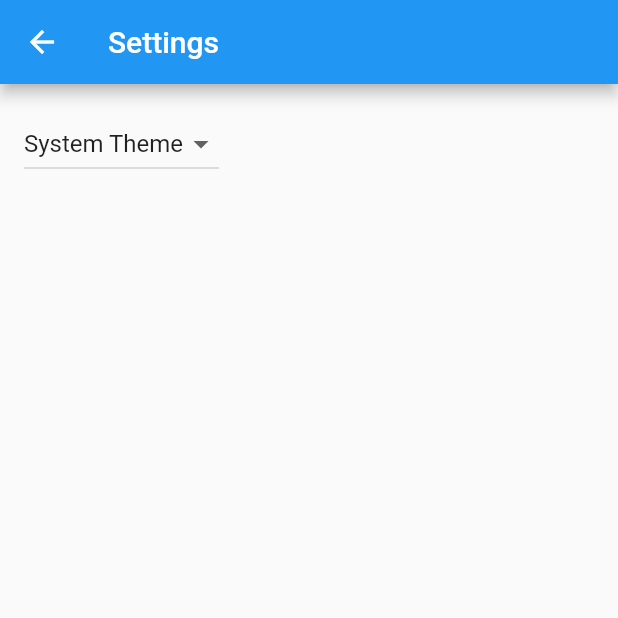
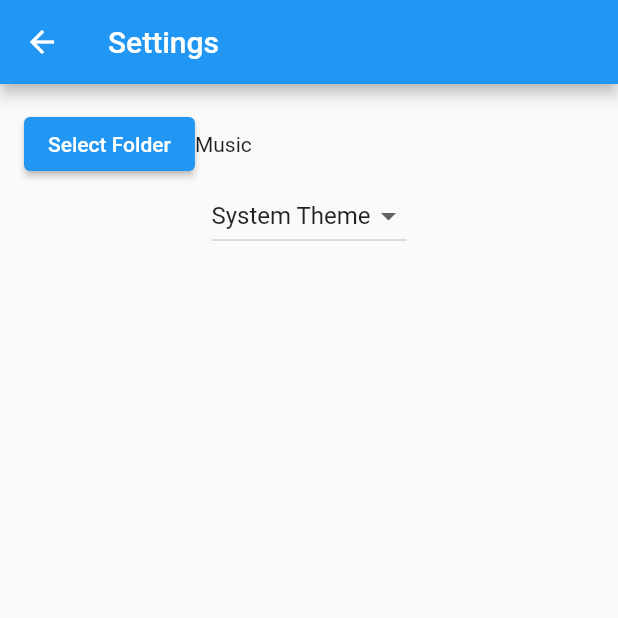
Before and after one commit to RickPoleshuck/music_player, a Flutter app: the screen it shows after launch, after a tap on the "settings" icon, on a phone screen of 412 x 824 dp, the top half of it. Run offline on Flutter 3.47's test engine with Material 2 defaults, Android fonts, the phone set to English and light mode, and no system bars; our stand-ins replace audioplayers, file_picker; missing offline and left inert: sqlite3; generated files the repository leaves out were written again.

Commit message:
music folder

```diff
--- /dev/null
+++ b/lib/src/services/database_service.dart
@@ -0,0 +1,43 @@
+import 'dart:io';
+
+import 'package:sqlite3/sqlite3.dart';
+import 'package:path_provider/path_provider.dart';
+
+class DatabaseService {
+  static final DatabaseService _singleton = DatabaseService._internal();
+  static Database? _database;
+
+  factory DatabaseService() {
+    return _singleton;
+  }
+
+  DatabaseService._internal() {}
+
+  Future<Database> get db async {
+    if (_database != null) {
+      return _database!;
+    }
+    _database = await _initDatabase();
+    return _database!;
+  }
+
+  Future<Database> _initDatabase() async {
+    Directory dir = await getApplicationDocumentsDirectory();
+    String path = '${dir.path}/prefs.db';
+
+    final db = sqlite3.open(path);
+    db.execute('''
+      create table if not exists preference (
+        key text primary key,
+        value text
+      ) without rowid
+    ''');
+    db.execute('''
+      create table if not exists music (
+        path text unique,
+        last_played datetime default current_timestamp
+      )
+    ''');
+    return db;
+  }
+}
--- /dev/null
+++ b/lib/src/services/preference_service.dart
@@ -0,0 +1,22 @@
+import 'package:music_player/src/services/database_service.dart';
+import 'package:sqlite3/sqlite3.dart';
+
+class PreferenceService {
+  final Future<Database>_db = DatabaseService().db;
+  Future<void> put(final String key, final String value) async {
+    final db = await _db;
+    db.execute('''
+      insert into preference (key, value) values (?,?)
+      on conflict(key) do update set value=?;
+    ''', [key, value, value]);
+  }
+
+  Future<String?> get(final String key) async {
+    final db = await _db;
+    final rs = db.select('''
+      select value from preference where key = ?
+    ''', [key]);
+    if (rs.isEmpty) return null;
+    return rs.rows[0][0].toString();
+  }
+}
--- a/lib/src/settings/settings_controller.dart
+++ b/lib/src/settings/settings_controller.dart
@@ -2,49 +2,42 @@ import 'package:flutter/material.dart';
 
 import 'settings_service.dart';
 
-/// A class that many Widgets can interact with to read user settings, update
-/// user settings, or listen to user settings changes.
-///
-/// Controllers glue Data Services to Flutter Widgets. The SettingsController
-/// uses the SettingsService to store and retrieve user settings.
 class SettingsController with ChangeNotifier {
   SettingsController(this._settingsService);
 
-  // Make SettingsService a private variable so it is not used directly.
   final SettingsService _settingsService;
+  late ThemeMode _themeMode;
+  late String _musicFolder;
+  ThemeMode get themeMode => _themeMode;
+  String get musicFolder => _musicFolder;
 
-  // Make ThemeMode a private variable so it is not updated directly without
-  // also persisting the changes with the SettingsService.
-  late ThemeMode _themeMode;
-
-  // Allow Widgets to read the user's preferred ThemeMode.
-  ThemeMode get themeMode => _themeMode;
-
-  /// Load the user's settings from the SettingsService. It may load from a
-  /// local database or the internet. The controller only knows it can load the
-  /// settings from the service.
   Future<void> loadSettings() async {
     _themeMode = await _settingsService.themeMode();
-
-    // Important! Inform listeners a change has occurred.
+    _musicFolder = await _settingsService.getMusicFolder() ?? 'Music';
     notifyListeners();
   }
 
-  /// Update and persist the ThemeMode based on the user's selection.
   Future<void> updateThemeMode(ThemeMode? newThemeMode) async {
     if (newThemeMode == null) return;
 
-    // Do not perform any work if new and old ThemeMode are identical
     if (newThemeMode == _themeMode) return;
 
-    // Otherwise, store the new ThemeMode in memory
     _themeMode = newThemeMode;
 
-    // Important! Inform listeners a change has occurred.
     notifyListeners();
 
-    // Persist the changes to a local database or the internet using the
-    // SettingService.
     await _settingsService.updateThemeMode(newThemeMode);
   }
+
+  Future<void> updateMusicFolder(String? musicFolder) async {
+    if (musicFolder == null) return;
+
+    if (musicFolder == _musicFolder) return;
+
+    _musicFolder = musicFolder;
+
+    notifyListeners();
+
+    await _settingsService.putMusicFolder(musicFolder);
+  }
 }
--- a/lib/src/settings/settings_service.dart
+++ b/lib/src/settings/settings_service.dart
@@ -1,17 +1,17 @@
 import 'package:flutter/material.dart';
+import 'package:music_player/src/services/preference_service.dart';
 
-/// A service that stores and retrieves user settings.
-///
-/// By default, this class does not persist user settings. If you'd like to
-/// persist the user settings locally, use the shared_preferences package. If
-/// you'd like to store settings on a web server, use the http package.
 class SettingsService {
-  /// Loads the User's preferred ThemeMode from local or remote storage.
+  static const musicFolderKey = 'music_folder';
   Future<ThemeMode> themeMode() async => ThemeMode.system;
+  Future<void> updateThemeMode(ThemeMode theme) async {
 
-  /// Persists the user's preferred ThemeMode to local or remote storage.
-  Future<void> updateThemeMode(ThemeMode theme) async {
-    // Use the shared_preferences package to persist settings locally or the
-    // http package to persist settings over the network.
+  }
+  Future<void> putMusicFolder(String musicFolder) async {
+    PreferenceService().put(musicFolderKey, musicFolder);
+  }
+
+  Future<String?> getMusicFolder() async {
+    return PreferenceService().get(musicFolderKey);
   }
 }
--- a/lib/src/settings/settings_view.dart
+++ b/lib/src/settings/settings_view.dart
@@ -1,4 +1,6 @@
+import 'package:file_picker/file_picker.dart';
 import 'package:flutter/material.dart';
+
 import 'settings_controller.dart';
 
 class SettingsView extends StatelessWidget {
@@ -16,11 +18,21 @@ class SettingsView extends StatelessWidget {
       ),
       body: Padding(
         padding: const EdgeInsets.all(16),
-        // Glue the SettingsController to the theme selection DropdownButton.
-        //
-        // When a user selects a theme from the dropdown list, the
-        // SettingsController is updated, which rebuilds the MaterialApp.
-        child: DropdownButton<ThemeMode>(
+        child: Column(
+          children: [
+            Row(
+              children: [
+                ElevatedButton(
+                    onPressed: () async {
+                      final folder = await FilePicker.platform.getDirectoryPath();
+                      if (folder == null) return;
+                      controller.updateMusicFolder(folder);
+                    },
+                    child: const Text('Select Folder')),
+                Text(controller.musicFolder),
+              ],
+            ),
+            DropdownButton<ThemeMode>(
               // Read the selected themeMode from the controller
               value: controller.themeMode,
               // Call the updateThemeMode method any time the user selects a theme.
@@ -40,6 +52,8 @@ class SettingsView extends StatelessWidget {
                 )
               ],
             ),
+          ],
+        ),
       ),
     );
   }
--- a/pubspec.yaml
+++ b/pubspec.yaml
@@ -1,7 +1,6 @@
 name: music_player
 description: Music Player
 
-# Prevent accidental publishing to pub.dev.
 publish_to: 'none'
 
 version: 1.0.0+1
@@ -17,6 +16,7 @@ dependencies:
     sdk: flutter
   flutter_localizations:
     sdk: flutter
+  path_provider: ^2.1.1
   sqlite3: ^2.1.0
 
 dev_dependencies:
```
Also changed, not shown: lib/src/home/home_view.dart (+13 -13 lines), pubspec.lock, 1 other file. Lines whose indentation alone changed are shown as unchanged.
